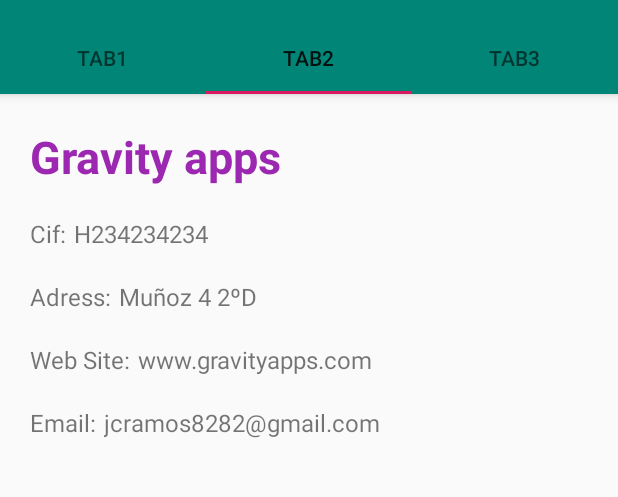
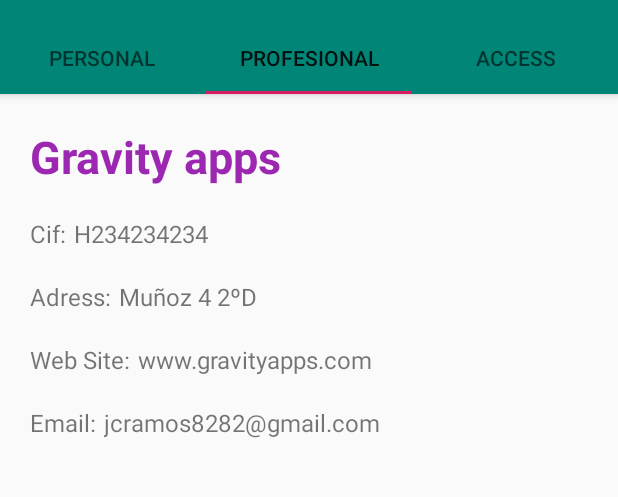
Before and after one commit to CarlesRa/PM_AppBarLayout, an Android app: the screen it shows after launch (MainActivity), tab 2 chosen, on a phone screen of 412 x 824 dp, the part 62-559 px from its top. Run offline under Robolectric (Android 15) with nearby library versions, the phone set to English and light mode, and no system bars.

Commit message:
Internacionalitzat, tuto fetto.

```diff
--- a/app/src/main/java/com/carlesramos/appbarlayout/fragments/FragmentAcceso.java
+++ b/app/src/main/java/com/carlesramos/appbarlayout/fragments/FragmentAcceso.java
@@ -74,7 +74,7 @@ public class FragmentAcceso extends Fragment {
                         ,etNewPass.getText().toString(),etPassRepeat.getText().toString()) == 0){
                     ocultarElementos();
                     resetTexts();
-                    Toast toast = Toast.makeText(getActivity(),"Contraseña cambiada!!",Toast.LENGTH_LONG);
+                    Toast toast = Toast.makeText(getActivity(),getActivity().getString(R.string.toastOk),Toast.LENGTH_LONG);
                     toast.setGravity(Gravity.CENTER,0,0);
                     toast.show();
                 }
@@ -82,14 +82,14 @@ public class FragmentAcceso extends Fragment {
                         ,etNewPass.getText().toString(),etPassRepeat.getText().toString()) == 1){
                     etPassRepeat.requestFocus();
                     resetNewPassText();
-                    Toast toast = Toast.makeText(getActivity(),"Error la nueva contraseña no coicide!!",Toast.LENGTH_LONG);
+                    Toast toast = Toast.makeText(getActivity(),getActivity().getString(R.string.toastNew),Toast.LENGTH_LONG);
                     toast.setGravity(Gravity.CENTER,0,0);
                     toast.show();
                 }
                 else{
                     resetTexts();
                     etActualPass.requestFocus();
-                    Toast toast = Toast.makeText(getActivity(),"Error contraseña actual erronea!!",Toast.LENGTH_LONG);
+                    Toast toast = Toast.makeText(getActivity(),getActivity().getString(R.string.toastRepeat),Toast.LENGTH_LONG);
                     toast.setGravity(Gravity.CENTER,0,0);
                     toast.show();
                 }
--- a/app/src/main/res/layout/activity_main.xml
+++ b/app/src/main/res/layout/activity_main.xml
@@ -28,17 +28,17 @@
             <com.google.android.material.tabs.TabItem
                 android:layout_width="wrap_content"
                 android:layout_height="wrap_content"
-                android:text="Tab1" />
+                android:text="@string/frg01" />
 
             <com.google.android.material.tabs.TabItem
                 android:layout_width="wrap_content"
                 android:layout_height="wrap_content"
-                android:text="Tab2" />
+                android:text="@string/frg02" />
 
             <com.google.android.material.tabs.TabItem
                 android:layout_width="wrap_content"
                 android:layout_height="wrap_content"
-                android:text="Tab3" />
+                android:text="@string/frg03" />
         </com.google.android.material.tabs.TabLayout>
     </com.google.android.material.appbar.AppBarLayout>
 
--- a/app/src/main/res/layout/frg_acceso.xml
+++ b/app/src/main/res/layout/frg_acceso.xml
@@ -39,6 +39,7 @@
         android:layout_marginEnd="10dp"
         android:layout_marginRight="10dp"
         android:ems="10"
+        android:hint="@string/lblYourPass"
         android:inputType="textPassword"
         android:visibility="invisible"
         app:layout_constraintEnd_toEndOf="parent"
@@ -69,6 +70,7 @@
         android:layout_marginEnd="10dp"
         android:layout_marginRight="10dp"
         android:ems="10"
+        android:hint="@string/lblnewPass"
         android:inputType="textPassword"
         android:visibility="invisible"
         app:layout_constraintEnd_toEndOf="parent"
@@ -98,6 +100,7 @@
         android:layout_marginEnd="10dp"
         android:layout_marginRight="10dp"
         android:ems="10"
+        android:hint="@string/lblRepitPass"
         android:inputType="textPassword"
         android:visibility="invisible"
         app:layout_constraintEnd_toEndOf="parent"
--- a/app/src/main/res/layout/frg_profesional.xml
+++ b/app/src/main/res/layout/frg_profesional.xml
@@ -11,7 +11,7 @@
         android:layout_width="wrap_content"
         android:layout_height="wrap_content"
         android:layout_marginStart="20dp"
-        android:layout_marginLeft="20dp"
+        android:layout_marginLeft="10dp"
         android:layout_marginTop="20dp"
         android:text="TextView"
         android:textColor="#9C27B0"
@@ -25,7 +25,7 @@
         android:layout_width="wrap_content"
         android:layout_height="wrap_content"
         android:layout_marginStart="20dp"
-        android:layout_marginLeft="20dp"
+        android:layout_marginLeft="10dp"
         android:layout_marginTop="20dp"
         android:text="@string/tvCif"
         android:textSize="16dp"
@@ -49,7 +49,7 @@
         android:layout_width="wrap_content"
         android:layout_height="wrap_content"
         android:layout_marginStart="20dp"
-        android:layout_marginLeft="20dp"
+        android:layout_marginLeft="10dp"
         android:layout_marginTop="20dp"
         android:text="@string/tvDireccio"
         android:textSize="16dp"
@@ -61,7 +61,7 @@
         android:layout_width="wrap_content"
         android:layout_height="wrap_content"
         android:layout_marginStart="20dp"
-        android:layout_marginLeft="20dp"
+        android:layout_marginLeft="10dp"
         android:layout_marginTop="20dp"
         android:text="@string/tvWebSite"
         android:textSize="16dp"
@@ -85,7 +85,7 @@
         android:layout_width="wrap_content"
         android:layout_height="wrap_content"
         android:layout_marginStart="20dp"
-        android:layout_marginLeft="20dp"
+        android:layout_marginLeft="10dp"
         android:layout_marginTop="20dp"
         android:text="@string/tvLabMail"
         android:textSize="16dp"
--- a/app/src/main/res/values/strings.xml
+++ b/app/src/main/res/values/strings.xml
@@ -13,4 +13,10 @@
     <string name="lblnewPass">New Password:</string>
     <string name="lblRepitPass">Repeat New Password:</string>
     <string name="lblSavePass">Save Changes</string>
+    <string name="frg01">PERSONAL</string>
+    <string name="frg02">PROFESIONAL</string>
+    <string name="frg03">ACCESs</string>
+    <string name="toastOk" >Password changed!!</string>
+    <string name="toastNew">The new passwords do not match</string>
+    <string name="toastRepeat">Wrong current password</string>
 </resources>
```
Also changed, not shown: 1 other file.
